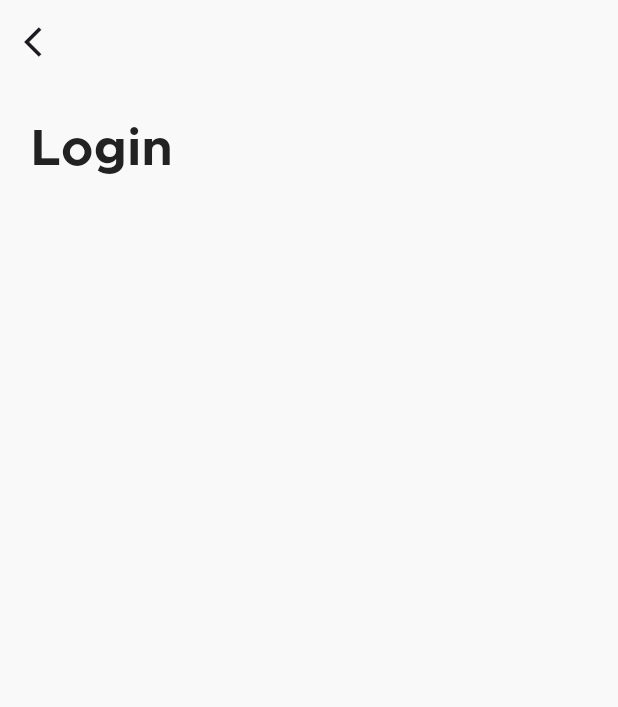
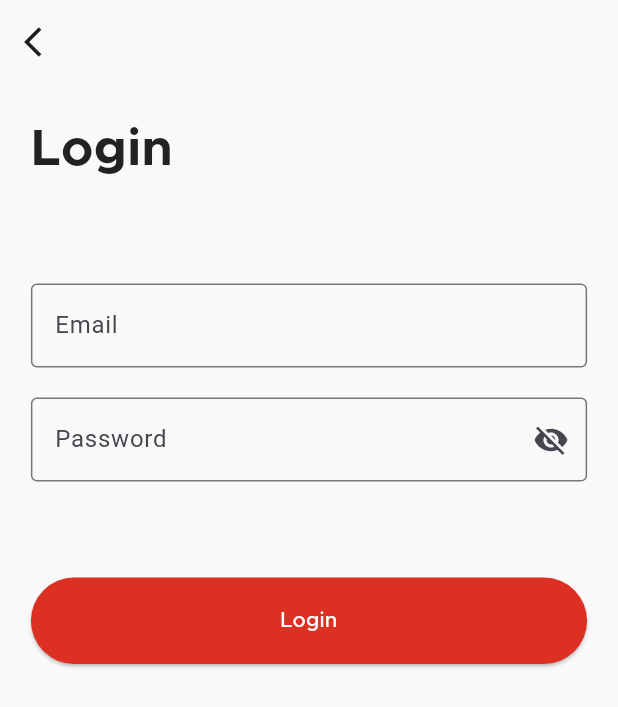
Before and after one commit to RamezNasser5/e-commerce, a Flutter app: the screen it shows after launch, on a phone screen of 412 x 824 dp. Shown: the top 707 px of the screen. Run offline on Flutter 3.47's test engine with Material 3 defaults, Android fonts, the phone set to English and light mode, and no system bars; our stand-ins replace firebase_auth, firebase_core, flutter_bloc, flutter_svg, go_router; accounts and stored records are empty.

Commit message:
- add metropolis mediam font to pubspec.yaml - add metropolismedium14 to app styles in core utils - create custom auth button widget for login and register buttons - refactor login view components

```diff
--- a/lib/core/utils/app_styles.dart
+++ b/lib/core/utils/app_styles.dart
@@ -2,8 +2,14 @@ import 'package:flutter/material.dart';
 
 abstract class AppStyles {
   static const TextStyle metropolisBold34 = TextStyle(
-    fontFamily: 'metropolis',
+    fontFamily: 'metropolis.bold',
     fontSize: 34,
     color: Color(0xff222222),
   );
+
+  static const TextStyle metropolisMedium14 = TextStyle(
+    fontFamily: 'metropolis.medium',
+    fontSize: 14,
+    color: Color(0xffFFFFFF),
+  );
 }
--- a/lib/core/utils/consts.dart
+++ b/lib/core/utils/consts.dart
@@ -1,3 +1,6 @@
-import 'dart:ui';
+import 'package:flutter/material.dart';
 
 const Color authPrimaryColor = Color(0xffF9F9F9);
+
+const WidgetStateProperty<Color?> authButtonColor =
+    WidgetStatePropertyAll(Color(0xffDB3022));
--- /dev/null
+++ b/lib/features/auth/ui/widgets/custom_auth_button.dart
@@ -0,0 +1,32 @@
+import 'package:e_commerce/core/utils/app_styles.dart';
+import 'package:e_commerce/core/utils/consts.dart';
+import 'package:flutter/material.dart';
+
+class CustomAuthButton extends StatelessWidget {
+  const CustomAuthButton({
+    super.key,
+    required this.labelText,
+  });
+
+  final String labelText;
+
+  @override
+  Widget build(BuildContext context) {
+    return ElevatedButton(
+      onPressed: () {},
+      style: ButtonStyle(
+        backgroundColor: authButtonColor,
+        minimumSize: WidgetStatePropertyAll(
+          Size(
+            MediaQuery.sizeOf(context).width,
+            MediaQuery.sizeOf(context).height * 0.07,
+          ),
+        ),
+      ),
+      child: Text(
+        labelText,
+        style: AppStyles.metropolisMedium14,
+      ),
+    );
+  }
+}
--- /dev/null
+++ b/lib/features/auth/ui/widgets/custom_auth_text_field.dart
@@ -0,0 +1,44 @@
+import 'package:flutter/material.dart';
+
+class CustomAuthTextField extends StatefulWidget {
+  const CustomAuthTextField({
+    super.key,
+    required this.labelText,
+  });
+
+  final String labelText;
+
+  @override
+  State<CustomAuthTextField> createState() => _CustomAuthTextFieldState();
+}
+
+class _CustomAuthTextFieldState extends State<CustomAuthTextField> {
+  bool obscureText = false;
+
+  @override
+  Widget build(BuildContext context) {
+    return widget.labelText == 'Password'
+        ? TextFormField(
+            obscureText: !obscureText,
+            decoration: InputDecoration(
+              suffixIcon: IconButton(
+                onPressed: () {
+                  setState(() {
+                    obscureText = !obscureText;
+                  });
+                },
+                icon:
+                    Icon(obscureText ? Icons.visibility : Icons.visibility_off),
+              ),
+              border: const OutlineInputBorder(),
+              labelText: widget.labelText,
+            ),
+          )
+        : TextFormField(
+            decoration: InputDecoration(
+              border: const OutlineInputBorder(),
+              labelText: widget.labelText,
+            ),
+          );
+  }
+}
--- a/lib/features/auth/ui/widgets/login_view_components.dart
+++ b/lib/features/auth/ui/widgets/login_view_components.dart
@@ -1,4 +1,6 @@
 import 'package:e_commerce/core/utils/app_styles.dart';
+import 'package:e_commerce/features/auth/ui/widgets/custom_auth_button.dart';
+import 'package:e_commerce/features/auth/ui/widgets/custom_auth_text_field.dart';
 import 'package:flutter/material.dart';
 
 class LoginViewComponents extends StatelessWidget {
@@ -8,10 +10,11 @@ class LoginViewComponents extends StatelessWidget {
   Widget build(BuildContext context) {
     return SingleChildScrollView(
       child: Padding(
-        padding: EdgeInsets.only(
-          left: MediaQuery.sizeOf(context).width * 0.05,
+        padding: EdgeInsets.symmetric(
+          horizontal: MediaQuery.sizeOf(context).width * 0.05,
         ),
         child: const Column(
+          crossAxisAlignment: CrossAxisAlignment.start,
           children: [
             SizedBox(
               height: 20,
@@ -20,6 +23,24 @@ class LoginViewComponents extends StatelessWidget {
               'Login',
               style: AppStyles.metropolisBold34,
             ),
+            SizedBox(
+              height: 64,
+            ),
+            CustomAuthTextField(
+              labelText: 'Email',
+            ),
+            SizedBox(
+              height: 20,
+            ),
+            CustomAuthTextField(
+              labelText: 'Password',
+            ),
+            SizedBox(
+              height: 64,
+            ),
+            CustomAuthButton(
+              labelText: 'Login',
+            ),
           ],
         ),
       ),
```
Also changed, not shown: pubspec.yaml (+4 -4 lines), assets/fonts/metropolis.medium.otf (added).
